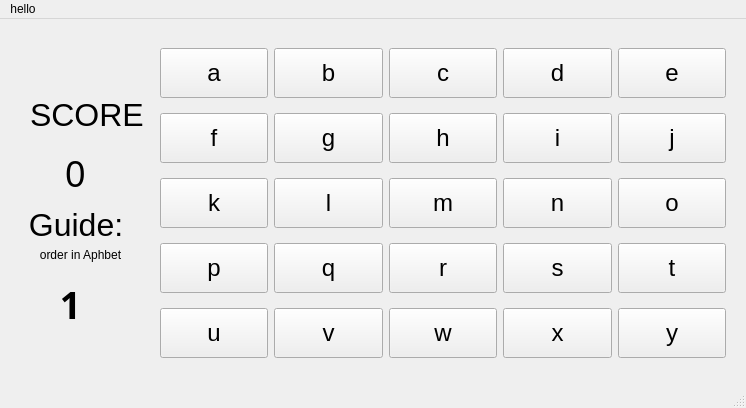
This is mainwindow.ui in HungNguyen81/Guess_Alphabet_Game as Qt 5 draws it before an edit. The edited form follows.
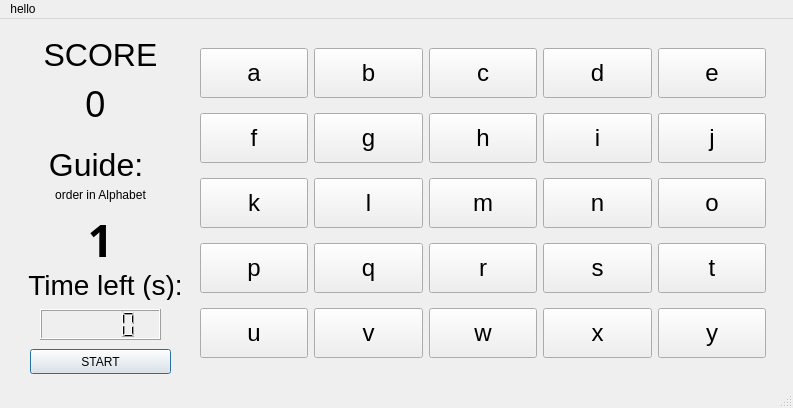
This is the edited form.

Patch:
```diff
--- a/mainwindow.ui
+++ b/mainwindow.ui
@@ -6,7 +6,7 @@
    <rect>
     <x>0</x>
     <y>0</y>
-    <width>746</width>
+    <width>793</width>
     <height>408</height>
    </rect>
   </property>
@@ -17,7 +17,7 @@
    <widget class="QWidget" name="gridLayoutWidget">
     <property name="geometry">
      <rect>
-      <x>160</x>
+      <x>200</x>
       <y>20</y>
       <width>566</width>
       <height>332</height>
@@ -491,10 +491,10 @@
    <widget class="QLabel" name="lbl_1">
     <property name="geometry">
      <rect>
-      <x>30</x>
-      <y>50</y>
+      <x>40</x>
+      <y>10</y>
       <width>121</width>
-      <height>91</height>
+      <height>51</height>
      </rect>
     </property>
     <property name="font">
@@ -508,12 +508,15 @@
     <property name="text">
      <string>SCORE</string>
     </property>
+    <property name="alignment">
+     <set>Qt::AlignCenter</set>
+    </property>
    </widget>
    <widget class="QLabel" name="lbl_score">
     <property name="geometry">
      <rect>
-      <x>10</x>
-      <y>120</y>
+      <x>30</x>
+      <y>50</y>
       <width>131</width>
       <height>71</height>
      </rect>
@@ -533,16 +536,16 @@
    <widget class="QLabel" name="lbl_com">
     <property name="geometry">
      <rect>
-      <x>30</x>
-      <y>260</y>
+      <x>60</x>
+      <y>190</y>
       <width>81</width>
-      <height>41</height>
+      <height>61</height>
      </rect>
     </property>
     <property name="font">
      <font>
       <family>Ubuntu Condensed</family>
-      <pointsize>28</pointsize>
+      <pointsize>33</pointsize>
       <weight>75</weight>
       <bold>true</bold>
      </font>
@@ -557,8 +560,8 @@
    <widget class="QLabel" name="label">
     <property name="geometry">
      <rect>
-      <x>10</x>
-      <y>180</y>
+      <x>30</x>
+      <y>120</y>
       <width>141</width>
       <height>51</height>
      </rect>
@@ -584,26 +587,88 @@
    <widget class="QLabel" name="lbl_guide">
     <property name="geometry">
      <rect>
+      <x>40</x>
+      <y>160</y>
+      <width>121</width>
+      <height>31</height>
+     </rect>
+    </property>
+    <property name="text">
+     <string>order in Alphabet</string>
+    </property>
+    <property name="alignment">
+     <set>Qt::AlignCenter</set>
+    </property>
+   </widget>
+   <widget class="QLabel" name="label_2">
+    <property name="geometry">
+     <rect>
       <x>20</x>
-      <y>220</y>
-      <width>121</width>
+      <y>250</y>
+      <width>171</width>
       <height>31</height>
      </rect>
     </property>
+    <property name="font">
+     <font>
+      <pointsize>21</pointsize>
+     </font>
+    </property>
+    <property name="frameShape">
+     <enum>QFrame::NoFrame</enum>
+    </property>
+    <property name="lineWidth">
+     <number>0</number>
+    </property>
     <property name="text">
-     <string>order in Aphbet</string>
+     <string>Time left (s):</string>
     </property>
     <property name="alignment">
      <set>Qt::AlignCenter</set>
     </property>
    </widget>
+   <widget class="QLCDNumber" name="lcd_timer">
+    <property name="geometry">
+     <rect>
+      <x>40</x>
+      <y>290</y>
+      <width>121</width>
+      <height>31</height>
+     </rect>
+    </property>
+   </widget>
+   <widget class="QPushButton" name="btn_start">
+    <property name="geometry">
+     <rect>
+      <x>30</x>
+      <y>330</y>
+      <width>141</width>
+      <height>25</height>
+     </rect>
+    </property>
+    <property name="cursor">
+     <cursorShape>PointingHandCursor</cursorShape>
+    </property>
+    <property name="autoFillBackground">
+     <bool>false</bool>
+    </property>
+    <property name="text">
+     <string>START</string>
+    </property>
+    <property name="autoDefault">
+     <bool>false</bool>
+    </property>
+    <property name="default">
+     <bool>true</bool>
+    </property>
+   </widget>
   </widget>
   <widget class="QMenuBar" name="menubar">
    <property name="geometry">
     <rect>
      <x>0</x>
      <y>0</y>
-     <width>746</width>
+     <width>793</width>
      <height>22</height>
     </rect>
    </property>
```
Left out of the diff: 75 changed lines with no effect on the pictures.
